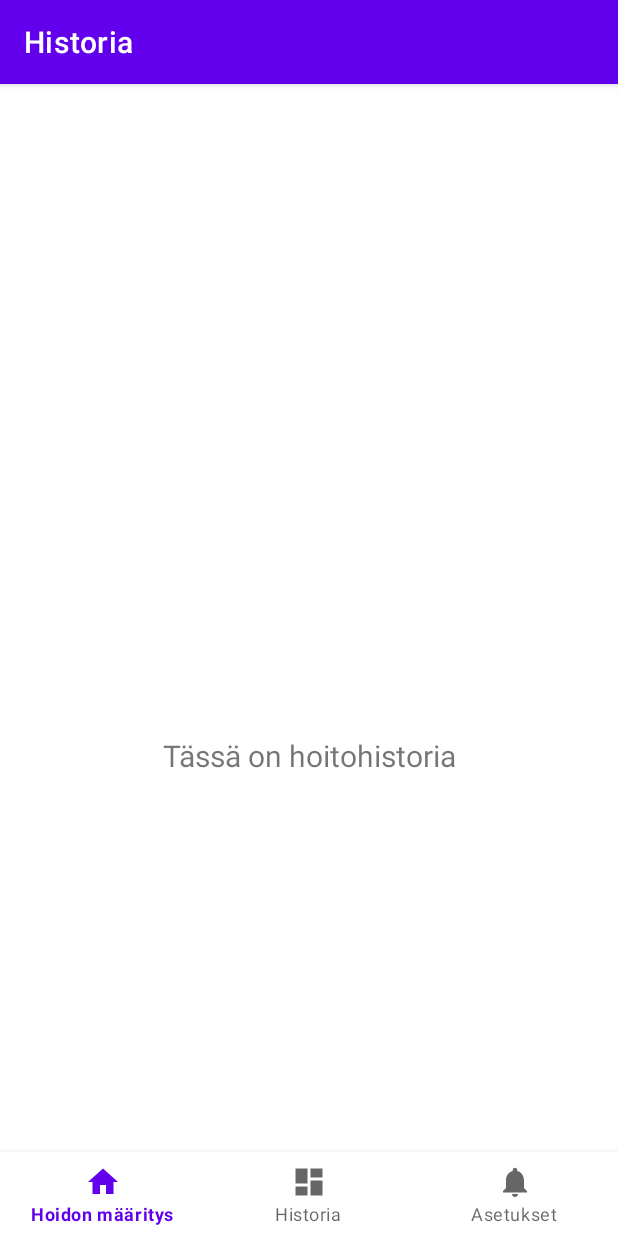
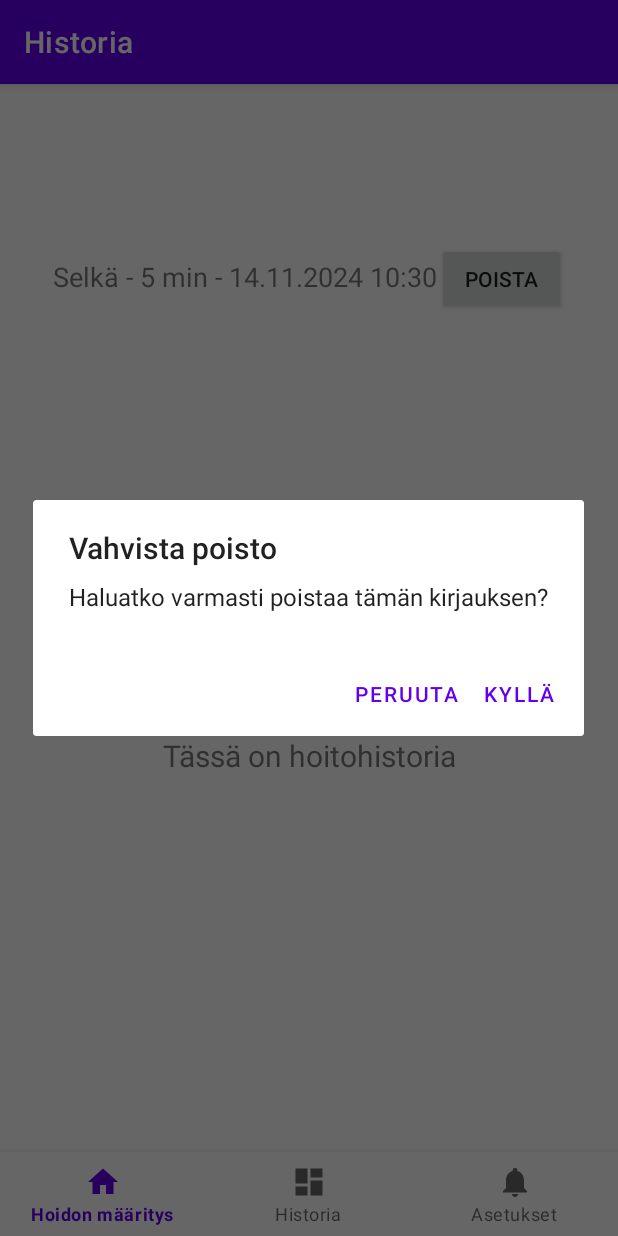
Before and after one commit to moldaw/SmartBall, an Android app: the HistoryFragment screen opened through its navigation route, after a tap on "POISTA", on a phone screen of 412 x 824 dp. Run offline under Robolectric (Android 15) with nearby library versions, the phone set to English and light mode, and no system bars; our stand-ins replace navigation-ui.

Commit message:
vahvistus kirjauksen poistolle
lisätty dialogi vahvistuksen poistoon jossa käyttäjältä kysytään varmistus poistolle

```diff
--- a/app/src/main/java/com/example/smartball/ui/history/HistoryFragment.java
+++ b/app/src/main/java/com/example/smartball/ui/history/HistoryFragment.java
@@ -1,5 +1,6 @@
 package com.example.smartball.ui.history;
 
+import android.app.AlertDialog;
 import android.os.Bundle;
 import android.view.LayoutInflater;
 import android.view.View;
@@ -64,6 +65,10 @@ public class HistoryFragment extends Fragment {
             Button deleteButton = new Button(getContext());
             deleteButton.setText("Poista");
             deleteButton.setOnClickListener(v -> {
+                new AlertDialog.Builder(getContext())
+                        .setTitle("Vahvista poisto")
+                        .setMessage("Haluatko varmasti poistaa tämän kirjauksen?")
+                        .setPositiveButton("Kyllä", (dialog, which) -> {
                             boolean deleted = dbHelper.deleteTreatment(treatmentId);
                             if (deleted) {
                                 Toast.makeText(getContext(), "Kirjaus poistettu", Toast.LENGTH_SHORT).show();
@@ -71,6 +76,9 @@ public class HistoryFragment extends Fragment {
                             } else {
                                 Toast.makeText(getContext(), "Poisto epäonnistui", Toast.LENGTH_SHORT).show();
                             }
+                        })
+                        .setNegativeButton("Peruuta", (dialog, which) -> dialog.dismiss())
+                        .show();
             });
             treatmentLayout.addView(deleteButton);
             linearLayout.addView(treatmentLayout);
```
Lines whose indentation alone changed are shown as unchanged.
